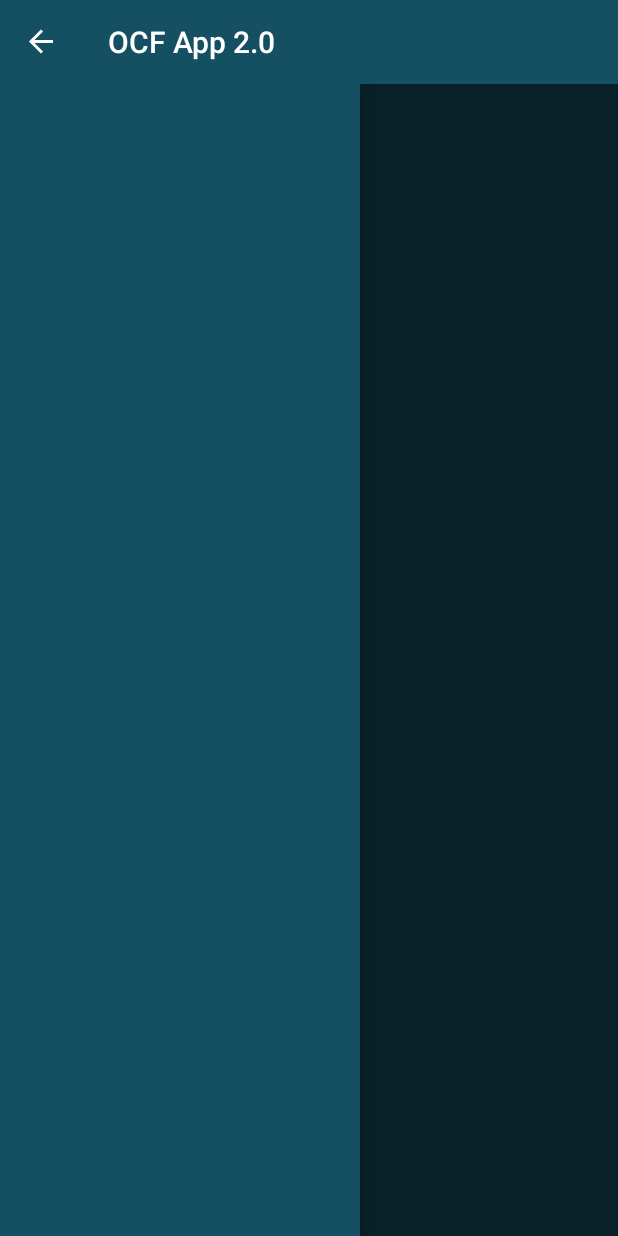
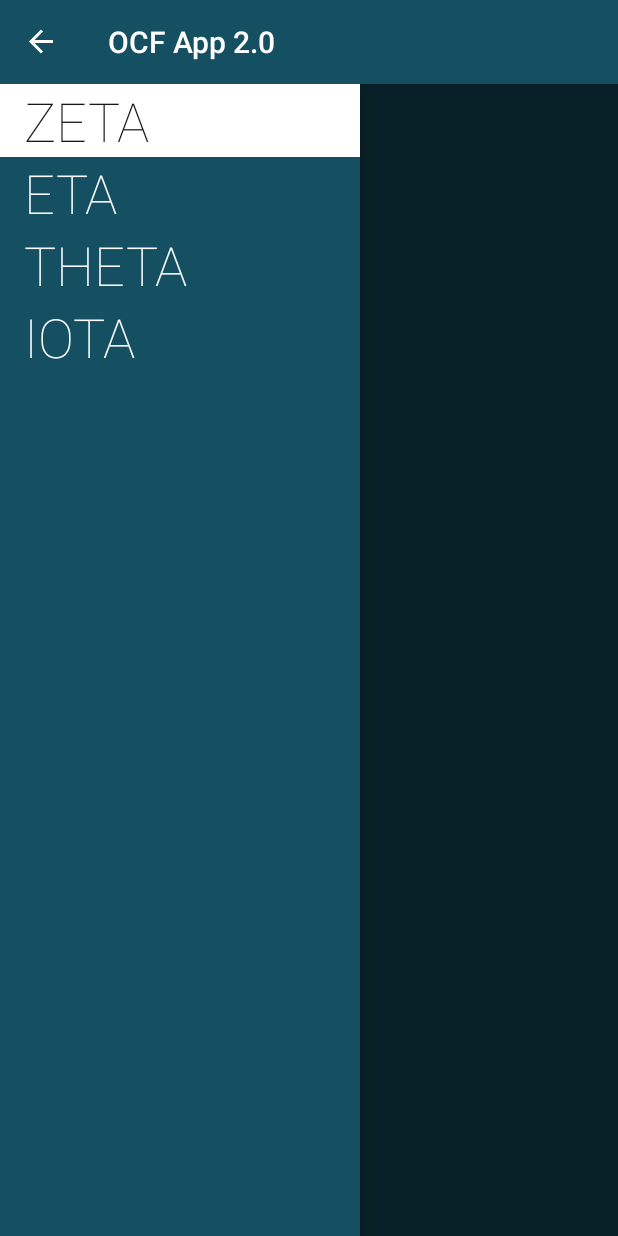
Before and after one commit to wojciechplesiak/codeparts, an Android app: the screen it shows after launch (DrawerActivity), after a tap on "Open drawer menu", on a phone screen of 412 x 824 dp. Run offline under Robolectric (Android 15) with nearby library versions, the phone set to English and light mode, and no system bars; 2 statements that could not run were skipped.

Commit message:
Adding BottomBarDragLayout

```diff
--- a/PlainViews/src/main/java/com/example/plainviews/DrawerActivity.java
+++ b/PlainViews/src/main/java/com/example/plainviews/DrawerActivity.java
@@ -4,9 +4,8 @@ import com.example.plainviews.ui.fragment.EtaFragment;
 import com.example.plainviews.ui.fragment.IotaFragment;
 import com.example.plainviews.ui.fragment.ThetaFragment;
 import com.example.plainviews.ui.fragment.ZetaFragment;
+import com.example.plainviews.widget.BottomBarDragLayout;
 
-import android.app.SearchManager;
-import android.content.Intent;
 import android.content.res.Configuration;
 import android.os.Bundle;
 import android.support.v4.app.Fragment;
@@ -22,16 +21,16 @@ import android.view.View;
 import android.widget.AdapterView;
 import android.widget.ArrayAdapter;
 import android.widget.ListView;
-import android.widget.Toast;
 
 /**
- *
+ * Main activity with drawer.
  */
 public class DrawerActivity extends BaseActivity {
 
 	private DrawerLayout drawerLayout;
 	private ListView drawerList;
 	private ActionBarDrawerToggle drawerToggle;
+	private BottomBarDragLayout bottomBarDragLayout;
 
 	private CharSequence drawerTitle;
 	private CharSequence title;
@@ -42,6 +41,8 @@ public class DrawerActivity extends BaseActivity {
 		super.onCreate(savedInstanceState);
 		setContentView(R.layout.main_drawer_layout);
 		setSupportActionBar((Toolbar) findViewById(R.id.toolbar));
+		bottomBarDragLayout = (BottomBarDragLayout) findViewById(R.id.bottom_bar_layout);
+		bottomBarDragLayout.showBottomBar();
 
 		title = drawerTitle = getTitle();
 		drawerLayout = (DrawerLayout) findViewById(R.id.drawer_layout);
@@ -73,6 +74,15 @@ public class DrawerActivity extends BaseActivity {
 			public void onDrawerOpened(View drawerView) {
 				getSupportActionBar().setTitle(drawerTitle);
 				invalidateOptionsMenu();
+			}
+
+			@Override
+			public void onDrawerStateChanged(int newState) {
+				super.onDrawerStateChanged(newState);
+				if (newState == DrawerLayout.STATE_DRAGGING || newState == DrawerLayout
+						.STATE_SETTLING) {
+					bottomBarDragLayout.hideBottomBar();
+				}
 			}
 		};
 		drawerLayout.setDrawerListener(drawerToggle);
@@ -112,14 +122,19 @@ public class DrawerActivity extends BaseActivity {
 		switch (item.getItemId()) {
 			case R.id.action_websearch:
 				// create intent to perform web search for this planet
-				Intent intent = new Intent(Intent.ACTION_WEB_SEARCH);
-				intent.putExtra(SearchManager.QUERY, getSupportActionBar().getTitle());
-				// catch event that there's no activity to handle intent
-				if (intent.resolveActivity(getPackageManager()) != null) {
-					startActivity(intent);
-				} else {
-					Toast.makeText(this, "App not available", Toast.LENGTH_LONG).show();
+//				Intent intent = new Intent(Intent.ACTION_WEB_SEARCH);
+//				intent.putExtra(SearchManager.QUERY, getSupportActionBar().getTitle());
+//				// catch event that there's no activity to handle intent
+//				if (intent.resolveActivity(getPackageManager()) != null) {
+//					startActivity(intent);
+//				} else {
+//					Toast.makeText(this, "App not available", Toast.LENGTH_LONG).show();
+//				}
+				int posittion = drawerList.getCheckedItemPosition() + 1;
+				if (posittion > 3) {
+					posittion = 0;
 				}
+				selectItem(posittion);
 				return true;
 			default:
 				return super.onOptionsItemSelected(item);
@@ -156,7 +171,7 @@ public class DrawerActivity extends BaseActivity {
 
 		FragmentManager fragmentManager = getSupportFragmentManager();
 		fragmentManager.beginTransaction()
-				.setCustomAnimations(android.R.anim.fade_in, android.R.anim.fade_out)
+				.setCustomAnimations(R.anim.dim_in, R.anim.dim_out)
 				.replace(R.id.content_frame, fragment)
 				.commit();
 
--- a/PlainViews/src/main/java/com/example/plainviews/MainActivity.java
+++ b/PlainViews/src/main/java/com/example/plainviews/MainActivity.java
@@ -51,7 +51,7 @@ import java.util.List;
 import java.util.Set;
 
 /**
- * DeskClock clock view for desk docks.
+ * Main activity.
  */
 public class MainActivity extends BaseActivity {
 
--- /dev/null
+++ b/PlainViews/src/main/java/com/example/plainviews/widget/BottomBarDragLayout.java
@@ -0,0 +1,246 @@
+package com.example.plainviews.widget;
+
+import com.example.plainviews.R;
+
+import android.content.Context;
+import android.content.res.TypedArray;
+import android.os.Handler;
+import android.support.v4.view.ViewCompat;
+import android.support.v4.widget.ViewDragHelper;
+import android.util.AttributeSet;
+import android.util.Log;
+import android.view.MotionEvent;
+import android.view.View;
+import android.view.ViewTreeObserver;
+import android.widget.RelativeLayout;
+
+/**
+ * BottomBar widget.
+ */
+public class BottomBarDragLayout extends RelativeLayout {
+
+	private static final String TAG = BottomBarDragLayout.class.getSimpleName();
+
+	private static final int EXPAND_VELOCITY = 800;
+	private static final int DEFAULT_DISMISS_DELAY_MS = 2000;
+	private static final int DEFAULT_BAR_HEIGHT_PX = 200;
+	private static final int NOT_SET = -1;
+
+	private View dragView;
+
+	private int currentTop;
+	private int maxTop = NOT_SET;
+	private int minTop = NOT_SET;
+
+	private boolean autoDismiss;
+	private int dismissAfter;
+	private int expandVelocity;
+	private int bottomBarId;
+	private int bottomBarHeight;
+
+	private Boolean expandWhenViewReady;
+
+	private final ViewDragHelper dragHelper;
+
+	private Handler dismissHandler;
+
+	public BottomBarDragLayout(Context context) {
+		this(context, null);
+	}
+
+	public BottomBarDragLayout(Context context, AttributeSet attrs) {
+		this(context, attrs, 0);
+	}
+
+	public BottomBarDragLayout(Context context, AttributeSet attrs, int defStyle) {
+		super(context, attrs, defStyle);
+		dragHelper = ViewDragHelper.create(this, 1.0f, new DragHelperCallback());
+
+		final TypedArray a = context.obtainStyledAttributes(attrs, R.styleable.BottomBarDragLayout,
+				defStyle, 0);
+
+		autoDismiss = a.getBoolean(R.styleable.BottomBarDragLayout_autoDismiss, false);
+		dismissAfter = a.getInt(R.styleable.BottomBarDragLayout_dismissAfter,
+				DEFAULT_DISMISS_DELAY_MS);
+		expandVelocity = a.getInt(R.styleable.BottomBarDragLayout_expandVelocity,
+				EXPAND_VELOCITY);
+		bottomBarId = a.getResourceId(R.styleable.BottomBarDragLayout_bottomBarId, NO_ID);
+		bottomBarHeight = a.getDimensionPixelSize(R.styleable.BottomBarDragLayout_bottomBarHeight,
+				DEFAULT_BAR_HEIGHT_PX);
+
+		a.recycle();
+
+		if (bottomBarId == NO_ID) {
+			throw new IllegalStateException("BottomBar id needs to be provided through attribute");
+		}
+	}
+
+	@Override
+	public boolean onInterceptTouchEvent(MotionEvent event) {
+		if (dragHelper.shouldInterceptTouchEvent(event)) {
+			return true;
+		}
+		return super.onInterceptTouchEvent(event);
+	}
+
+	@Override
+	public boolean onTouchEvent(MotionEvent event) {
+		dragHelper.processTouchEvent(event);
+		return true;
+	}
+
+	@Override
+	public void computeScroll() {
+		if (dragHelper.continueSettling(true)) {
+			ViewCompat.postInvalidateOnAnimation(this);
+		}
+	}
+
+	@Override
+	protected void onFinishInflate() {
+		super.onFinishInflate();
+		dragView = findViewById(R.id.bottom_bar);
+		final ViewTreeObserver observer = dragView.getViewTreeObserver();
+		observer.addOnGlobalLayoutListener(new ViewTreeObserver.OnGlobalLayoutListener() {
+			@Override
+			public void onGlobalLayout() {
+				dragView.getViewTreeObserver().removeOnGlobalLayoutListener(this);
+				init();
+			}
+		});
+	}
+
+	/**
+	 * Shows bottom bar with animation.
+	 */
+	public void showBottomBar() {
+		toggle(true);
+	}
+
+	/**
+	 * Hides bottom bar with animation.
+	 */
+	public void hideBottomBar() {
+		toggle(false);
+	}
+
+	private void init() {
+		setupMaxTop(dragView);
+		setupMinTop();
+//		if (expandWhenViewReady != null) {
+//			toggle(expandWhenViewReady);
+//		} else {
+//			hideBottomBar();
+//		}
+	}
+
+	private int setupMaxTop(View child) {
+		if (maxTop < 0) {
+			maxTop = getHeight() - child.getHeight();
+		}
+		return maxTop;
+	}
+
+	private int setupMinTop() {
+		if (minTop < 0) {
+			minTop = maxTop + bottomBarHeight;
+		}
+		return minTop;
+	}
+
+	private void toggle(boolean expand) {
+		Log.i(TAG, "expand: " + expand);
+		final int settleDestY = expand ? maxTop : minTop;
+
+//		if (currentTop == settleDestY) {
+//			Log.d(TAG, "Already on it's place");
+//			return;
+//		}
+
+		if (settleDestY > 0) {
+			dragHelper.smoothSlideViewTo(dragView, 0, settleDestY);
+			ViewCompat.postInvalidateOnAnimation(BottomBarDragLayout.this);
+		} else {
+			Log.i(TAG, "View not ready yet. Bottom bar will be toggled when ready");
+			expandWhenViewReady = expand;
+		}
+
+		if (expand && autoDismiss) {
+			scheduleAutoDismiss();
+		} else {
+			cancelAutoDismiss();
+		}
+	}
+
+	private void scheduleAutoDismiss() {
+		if (dismissHandler == null) {
+			dismissHandler = new Handler();
+		}
+		dismissHandler.postDelayed(new Runnable() {
+			@Override
+			public void run() {
+				Log.d(TAG, "Auto hiding bottom bar");
+				hideBottomBar();
+			}
+		}, dismissAfter);
+	}
+
+	private void cancelAutoDismiss() {
+		if (dismissHandler != null) {
+			dismissHandler.removeCallbacksAndMessages(null);
+		}
+	}
+
+	private class DragHelperCallback extends ViewDragHelper.Callback {
+
+		@Override
+		public boolean tryCaptureView(View view, int i) {
+			return (view.getId() == bottomBarId);
+		}
+
+		@Override
+		public int clampViewPositionVertical(View child, int top, int dy) {
+			return Math.min(Math.max(top, maxTop), minTop);
+		}
+
+		@Override
+		public void onViewPositionChanged(View changedView, int left, int top, int dx, int dy) {
+			currentTop = top;
+		}
+
+		@Override
+		public int getViewVerticalDragRange(View child) {
+			return maxTop;
+		}
+
+		@Override
+		public void onViewReleased(View releasedChild, float xvel, float yvel) {
+			if (currentTop == minTop || currentTop == maxTop) {
+				return;
+			}
+
+			int deltaTop = currentTop - maxTop;
+
+			boolean expand = false;
+			if (yvel < -expandVelocity) {
+				expand = true;
+			} else if (yvel > expandVelocity) {
+				expand = false;
+			} else if (deltaTop < bottomBarHeight / 2) {
+				expand = true;
+			}
+
+			final int settleDestY = expand ? maxTop : minTop;
+
+			if (dragHelper.settleCapturedViewAt(0, settleDestY)) {
+				ViewCompat.postInvalidateOnAnimation(BottomBarDragLayout.this);
+			}
+
+			if (expand && autoDismiss) {
+				scheduleAutoDismiss();
+			} else {
+				cancelAutoDismiss();
+			}
+		}
+	}
+}
--- /dev/null
+++ b/PlainViews/src/main/res/layout/drawer_list_item.xml
@@ -0,0 +1,10 @@
+<TextView xmlns:android="http://schemas.android.com/apk/res/android"
+    android:id="@android:id/text1"
+    android:layout_width="match_parent"
+    android:layout_height="wrap_content"
+    android:textAppearance="@style/drawer_menu_text_style"
+    android:gravity="center_vertical"
+    android:paddingLeft="16dp"
+    android:paddingRight="16dp"
+    android:background="?android:attr/activatedBackgroundIndicator"
+    android:minHeight="?android:attr/listPreferredItemHeightSmall"/>
--- a/PlainViews/src/main/res/layout/main_drawer_layout.xml
+++ b/PlainViews/src/main/res/layout/main_drawer_layout.xml
@@ -2,6 +2,7 @@
 <LinearLayout xmlns:android="http://schemas.android.com/apk/res/android"
               android:layout_width="match_parent"
               android:layout_height="match_parent"
+              xmlns:app="http://schemas.android.com/apk/res-auto"
               android:fitsSystemWindows="true"
               android:orientation="vertical">
 
@@ -17,10 +18,35 @@
         android:layout_width="match_parent"
         android:layout_height="match_parent">
 
-        <FrameLayout
-            android:id="@+id/content_frame"
+        <com.example.plainviews.widget.BottomBarDragLayout
+            android:id="@+id/bottom_bar_layout"
             android:layout_width="match_parent"
-            android:layout_height="match_parent"/>
+            android:layout_height="match_parent"
+            app:autoDismiss="true"
+            app:bottomBarId="@+id/bottom_bar"
+            app:bottomBarHeight="@dimen/bottom_bar_height">
+
+            <FrameLayout
+                android:id="@+id/content_frame"
+                android:layout_width="match_parent"
+                android:layout_height="match_parent"/>
+
+            <RelativeLayout
+                android:id="@id/bottom_bar"
+                android:layout_width="match_parent"
+                android:layout_height="@dimen/bottom_bar_container_height"
+                android:layout_marginBottom="-70dp"
+                android:layout_alignParentBottom="true">
+
+                <LinearLayout
+                    android:layout_width="match_parent"
+                    android:layout_height="@dimen/bottom_bar_height"
+                    android:layout_alignParentBottom="true"
+                    android:background="#99000000"
+                    android:orientation="horizontal"/>
+            </RelativeLayout>
+
+        </com.example.plainviews.widget.BottomBarDragLayout>
 
         <ListView
             android:id="@+id/left_drawer"
--- a/PlainViews/src/main/res/values/dimens.xml
+++ b/PlainViews/src/main/res/values/dimens.xml
@@ -19,6 +19,9 @@
 
     <dimen name="dummy_view_padding">88dip</dimen>
 
+    <dimen name="bottom_bar_height">70dp</dimen>
+    <dimen name="bottom_bar_container_height">150dp</dimen>
+
     <!-- ============================================================ -->
 
     <dimen name="fab_margin">0dp</dimen>
```
Also changed, not shown: PlainViews/src/main/java/com/example/plainviews/AnimatorUtils.java (+16 -0 lines), PlainViews/src/main/java/com/example/plainviews/Utils.java (+0 -58 lines), PlainViews/src/main/java/com/example/plainviews/ui/fragment/IotaFragment.java (+0 -11 lines), PlainViews/src/main/res/anim/dim_in.xml (added, +7 -0 lines), PlainViews/src/main/res/anim/dim_out.xml (added, +7 -0 lines), PlainViews/src/main/res/values-v21/styles.xml (+0 -32 lines), PlainViews/src/main/res/values-v23/styles.xml (deleted, +0 -13 lines), PlainViews/src/main/res/values/attrs.xml (+13 -19 lines).
